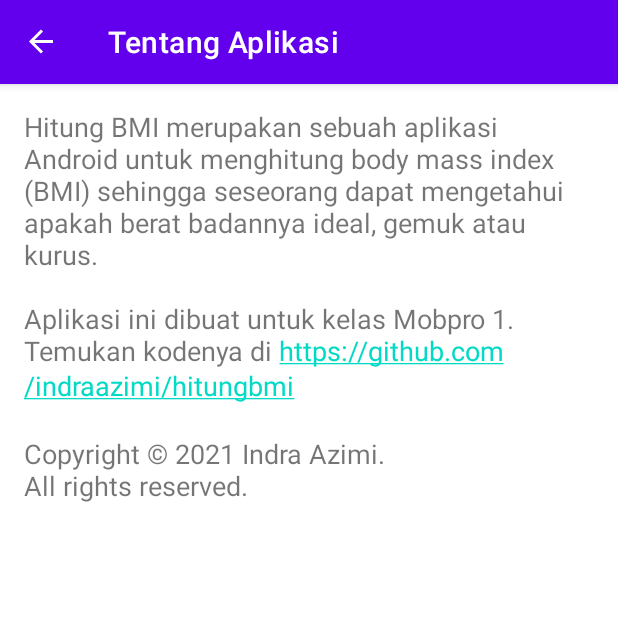
After one commit to D3IF-Cool/4301-hitung-bmi-dinditaufa, an Android app: the AboutFragment screen opened through its navigation route, on a phone screen of 412 x 824 dp, the top half of it. The commit adds this screen. Run offline under Robolectric (Android 15) with nearby library versions, the phone set to English and light mode, and no system bars; our stand-ins replace navigation-ui.

Commit message:
Membuat navigasi menggunakan menu

```diff
--- /dev/null
+++ b/app/src/main/java/org/d3if4131/hitungbmi/ui/AboutFragment.kt
@@ -0,0 +1,7 @@
+package org.d3if4131.hitungbmi.ui
+
+import androidx.fragment.app.Fragment
+import org.d3if4131.hitungbmi.R
+
+class AboutFragment : Fragment(R.layout.fragment_about) {
+}
--- a/app/src/main/java/org/d3if4131/hitungbmi/ui/HitungFragment.kt
+++ b/app/src/main/java/org/d3if4131/hitungbmi/ui/HitungFragment.kt
@@ -2,12 +2,11 @@ package org.d3if4131.hitungbmi.ui
 
 import android.os.Bundle
 import android.text.TextUtils
-import android.view.LayoutInflater
-import android.view.View
-import android.view.ViewGroup
+import android.view.*
 import android.widget.Toast
 import androidx.fragment.app.Fragment
 import androidx.navigation.findNavController
+import androidx.navigation.fragment.findNavController
 import org.d3if4131.hitungbmi.R
 import org.d3if4131.hitungbmi.data.KategoriBmi
 import org.d3if4131.hitungbmi.databinding.FragmentHitungBinding
@@ -16,6 +15,20 @@ class HitungFragment : Fragment() {
 
     private lateinit var binding: FragmentHitungBinding
     private lateinit var kategoriBmi: KategoriBmi
+
+    override fun onCreateOptionsMenu(menu: Menu, inflater: MenuInflater) {
+        super.onCreateOptionsMenu(menu, inflater)
+        inflater.inflate(R.menu.options_menu, menu)
+    }
+
+    override fun onOptionsItemSelected(item: MenuItem): Boolean {
+        if (item.itemId == R.id.menu_about) {
+            findNavController().navigate(
+                R.id.action_hitungFragment_to_aboutFragment)
+            return true
+        }
+        return super.onOptionsItemSelected(item)
+    }
 
     override fun onCreateView(inflater: LayoutInflater, container: ViewGroup?,
                               savedInstanceState: Bundle?): View? {
@@ -27,6 +40,7 @@ class HitungFragment : Fragment() {
                 HitungFragmentDirections.actionHitungFragmentToSaranFragment(kategoriBmi)
             )
         }
+        setHasOptionsMenu(true)
         return binding.root
     }
 
@@ -80,4 +94,5 @@ class HitungFragment : Fragment() {
         }
         return getString(stringRes)
     }
+
 }
--- /dev/null
+++ b/app/src/main/res/layout/fragment_about.xml
@@ -0,0 +1,8 @@
+<?xml version="1.0" encoding="utf-8"?>
+<TextView xmlns:android="http://schemas.android.com/apk/res/android"
+    android:layout_width="match_parent"
+    android:layout_height="match_parent"
+    android:layout_margin="16dp"
+    android:autoLink="web"
+    android:text="@string/copyright"
+    android:textSize="18sp" />
--- /dev/null
+++ b/app/src/main/res/menu/options_menu.xml
@@ -0,0 +1,8 @@
+<?xml version="1.0" encoding="utf-8"?>
+<menu xmlns:android="http://schemas.android.com/apk/res/android"
+    xmlns:app="http://schemas.android.com/apk/res-auto">
+    <item
+        android:id="@+id/menu_about"
+        android:title="@string/tentang_aplikasi"
+        app:showAsAction="never" />
+</menu>
--- a/app/src/main/res/values/strings.xml
+++ b/app/src/main/res/values/strings.xml
@@ -22,4 +22,6 @@
     <string name="saran_ideal">Pertahankan gaya hidupmu! Tapi jangan kebanyakan gaya karena itu berbahaya.</string>
     <string name="saran_gemuk">Cobalah untuk olahraga lari. Kemanapun boleh, asal tidak lari dari kehidupan.</string>
     <string name="lihat_saran">Lihat Saran</string>
+    <string name="copyright">Hitung BMI merupakan sebuah aplikasi Android untuk menghitung body mass index (BMI) sehingga seseorang dapat mengetahui apakah berat badannya ideal, gemuk atau kurus.\n\nAplikasi ini dibuat untuk kelas Mobpro 1. Temukan kodenya di https://github.com/indraazimi/hitungbmi\n\nCopyright © 2021 Indra Azimi.\nAll rights reserved.</string>
+    <string name="tentang_aplikasi">Tentang Aplikasi</string>
 </resources>
```
Also changed, not shown: app/src/main/res/navigation/navigation.xml (+8 -0 lines).
